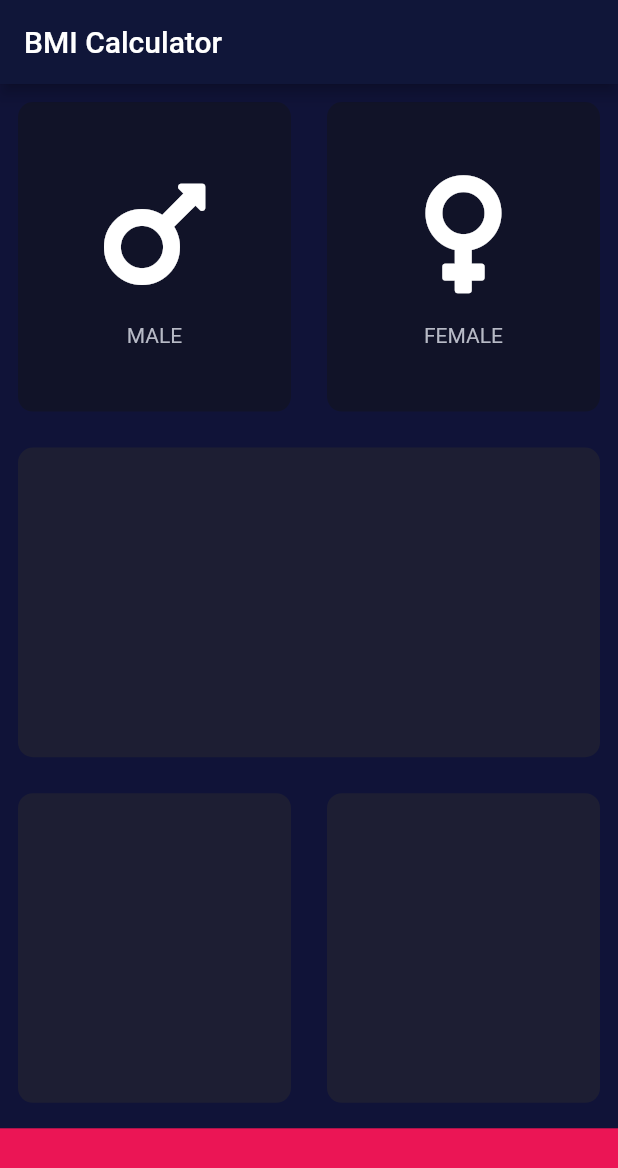
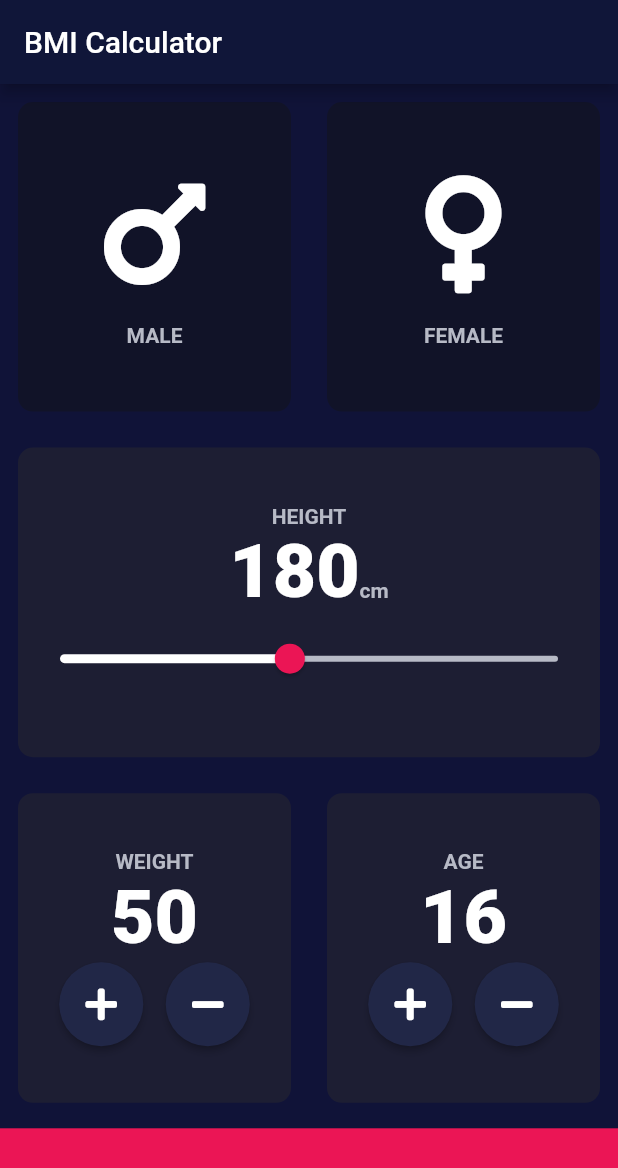
Before and after one commit to ketanchoyal/BMI-Calculator-Flutter-, a Flutter app: the screen it shows after launch, on a phone screen of 412 x 824 dp. Shown: the top 1168 px of the screen. Run offline on Flutter 3.47's test engine with Material 2 defaults, Android fonts, the phone set to English and light mode, and no system bars; our stand-ins replace font_awesome_flutter.

Commit message:
Added RoundedIconButton made from scratch and some optimization

```diff
--- /dev/null
+++ b/lib/constants.dart
@@ -0,0 +1,15 @@
+import 'package:flutter/material.dart';
+
+const kLabelTextStyle = TextStyle(
+  color: Color(0xffB7BAC6),
+  fontWeight: FontWeight.bold
+);
+
+const kNumberTextStyle = TextStyle(
+    fontWeight: FontWeight.w800,
+    fontSize: 50.0
+);
+
+const kInactiveCardColor = Color(0xFF111328);
+const kActiveCardColor = Color(0xFF1D1E33);
+const kButtonContainerColor = Color(0xFFEB1555);
--- a/lib/input_page.dart
+++ b/lib/input_page.dart
@@ -2,10 +2,7 @@ import 'package:flutter/material.dart';
 import 'package:font_awesome_flutter/font_awesome_flutter.dart';
 import 'reusable_card.dart';
 import 'reusable_card_child.dart';
-
-const inactiveCardColor = Color(0xFF111328);
-const activeCardColor = Color(0xFF1D1E33);
-const buttonContainerColor = Color(0xFFEB1555);
+import 'constants.dart';
 
 enum Gender {
   Male,
@@ -20,6 +17,9 @@ class InputScreen extends StatefulWidget {
 class _InputScreenState extends State<InputScreen> {
 
   Gender selectedGender;
+  int height = 180;
+  int weight = 50;
+  int age = 16;
 
   @override
   Widget build(BuildContext context) {
@@ -32,6 +32,7 @@ class _InputScreenState extends State<InputScreen> {
       body: SafeArea(
         bottom: false,
         child: Column(
+          crossAxisAlignment: CrossAxisAlignment.stretch,
           children: <Widget>[
             Expanded(
               flex: 6,
@@ -44,7 +45,7 @@ class _InputScreenState extends State<InputScreen> {
                           selectedGender = Gender.Male;
                         });
                       },
-                      colour: selectedGender == Gender.Male ? activeCardColor : inactiveCardColor,
+                      colour: selectedGender == Gender.Male ? kActiveCardColor : kInactiveCardColor,
                       cardChild: new ReusableCardChild(
                         icon: FontAwesomeIcons.mars,
                         title: 'MALE',
@@ -58,7 +59,7 @@ class _InputScreenState extends State<InputScreen> {
                           selectedGender = Gender.Female;
                         });
                       },
-                      colour: selectedGender == Gender.Female ? activeCardColor : inactiveCardColor,
+                      colour: selectedGender == Gender.Female ? kActiveCardColor : kInactiveCardColor,
                       cardChild: ReusableCardChild(
                         icon: FontAwesomeIcons.venus,
                         title: 'FEMALE',
@@ -71,7 +72,54 @@ class _InputScreenState extends State<InputScreen> {
             Expanded(
               flex: 6,
               child: ReusableCard(
-                colour: activeCardColor,
+                colour: kActiveCardColor,
+                cardChild: Column(
+                  mainAxisAlignment: MainAxisAlignment.center,
+                  children: <Widget>[
+                    Text(
+                      'HEIGHT',
+                      style: kLabelTextStyle,
+                    ),
+                    Row(
+                      crossAxisAlignment: CrossAxisAlignment.baseline,
+                      textBaseline: TextBaseline.alphabetic,
+                      mainAxisAlignment: MainAxisAlignment.center,
+                      children: <Widget>[
+                        Text(
+                          height.toString(),
+                          style: kNumberTextStyle,
+                        ),
+                        Text(
+                          'cm',
+                          style: kLabelTextStyle,
+                        )
+                      ],
+                    ),
+                    Padding(
+                      padding: const EdgeInsets.all(10.0),
+                      child: SliderTheme(
+                        data: SliderTheme.of(context).copyWith(
+                          activeTrackColor: Colors.white,
+                          inactiveTrackColor: Color(0xFFB7BAC6),
+                          thumbColor: Color(0xFFEB1555),
+                          overlayColor: Color(0x29EB1555),
+                          thumbShape: RoundSliderThumbShape(enabledThumbRadius: 10.0,disabledThumbRadius: 8.0),
+                          overlayShape: RoundSliderOverlayShape(overlayRadius: 18.0),
+                        ),
+                        child: Slider(
+                          value: height.toDouble(),
+                          max: 250.0,
+                          min: 120.0,
+                          onChanged: (double newValue) {
+                            setState(() {
+                              height = newValue.round();
+                            });
+                          },
+                        ),
+                      ),
+                    )
+                  ],
+                ),
               ),
             ),
             Expanded(
@@ -79,10 +127,88 @@ class _InputScreenState extends State<InputScreen> {
               child: Row(
                 children: <Widget>[
                   Expanded(
-                    child: ReusableCard(colour: activeCardColor,),
+                    child: ReusableCard(
+                      colour: kActiveCardColor,
+                      cardChild: Column(
+                        mainAxisAlignment: MainAxisAlignment.center,
+                        children: <Widget>[
+                          Text(
+                            'WEIGHT',
+                            style: kLabelTextStyle,
+                          ),
+                          Text(
+                            weight.toString(),
+                            style: kNumberTextStyle,
+                          ),
+                          Row(
+                            mainAxisAlignment: MainAxisAlignment.center,
+                            children: <Widget>[
+                              RoundIconButton(
+                                onPressed: () {
+                                  setState(() {
+                                    weight++;
+                                  });
+                                },
+                                icon: FontAwesomeIcons.plus,
+                              ),
+                              SizedBox(
+                                width: 15.0,
+                              ),
+                              RoundIconButton(
+                                onPressed: () {
+                                  setState(() {
+                                    weight--;
+                                  });
+                                },
+                                icon: FontAwesomeIcons.minus,
+                              )
+                            ],
+                          ),
+                        ],
+                      ),
+                    ),
                   ),
                   Expanded(
-                    child: ReusableCard(colour: activeCardColor,),
+                    child: ReusableCard(
+                      colour: kActiveCardColor,
+                      cardChild: Column(
+                        mainAxisAlignment: MainAxisAlignment.center,
+                        children: <Widget>[
+                          Text(
+                            'AGE',
+                            style: kLabelTextStyle,
+                          ),
+                          Text(
+                            age.toString(),
+                            style: kNumberTextStyle,
+                          ),
+                          Row(
+                            mainAxisAlignment: MainAxisAlignment.center,
+                            children: <Widget>[
+                              RoundIconButton(
+                                onPressed: () {
+                                  setState(() {
+                                    age++;
+                                  });
+                                },
+                                icon: FontAwesomeIcons.plus,
+                              ),
+                              SizedBox(
+                                width: 15.0,
+                              ),
+                              RoundIconButton(
+                                onPressed: () {
+                                  setState(() {
+                                    age--;
+                                  });
+                                },
+                                icon: FontAwesomeIcons.minus,
+                              )
+                            ],
+                          ),
+                        ],
+                      ),
+                    ),
                   ),
                 ],
               ),
@@ -92,7 +218,7 @@ class _InputScreenState extends State<InputScreen> {
               child: Container(
                 margin: EdgeInsets.only(top: 5.0),
                 decoration: BoxDecoration(
-                    color: buttonContainerColor,
+                    color: kButtonContainerColor,
                 ),
               ),
             ),
@@ -102,3 +228,24 @@ class _InputScreenState extends State<InputScreen> {
     );
   }
 }
+
+class RoundIconButton extends StatelessWidget {
+  RoundIconButton({@required this.onPressed, @required this.icon});
+
+  final Function onPressed;
+  final IconData icon;
+
+  @override
+  Widget build(BuildContext context) {
+    return RawMaterialButton(
+      onPressed: onPressed,
+      child: Icon(icon),
+      fillColor: Color(0xff212747),
+      constraints: BoxConstraints.tightFor(
+        width: 56.0,
+        height: 56.0,
+      ),
+      shape: CircleBorder(),
+    );
+  }
+}
--- a/lib/reusable_card.dart
+++ b/lib/reusable_card.dart
@@ -9,9 +9,12 @@ class ReusableCard extends StatelessWidget {
 
   @override
   Widget build(BuildContext context) {
-    return GestureDetector(
-      onTap: onPress,
+    return RawMaterialButton(
+      onPressed: onPress,
+      shape: RoundedRectangleBorder(borderRadius: BorderRadius.circular(10.0)),
       child: Container(
+        width: double.infinity,
+        height: double.infinity,
         child: cardChild,
         margin: EdgeInsets.all(12.0),
         decoration: BoxDecoration(
--- a/lib/reusable_card_child.dart
+++ b/lib/reusable_card_child.dart
@@ -1,8 +1,5 @@
 import 'package:flutter/material.dart';
-
-const textStyle = TextStyle(
-  color: Color(0xffB7BAC6),
-);
+import 'constants.dart';
 
 class ReusableCardChild extends StatelessWidget {
   ReusableCardChild({@required this.icon, @required this.title});
@@ -24,7 +21,7 @@ class ReusableCardChild extends StatelessWidget {
         ),
         Text(
           title,
-          style: textStyle,
+          style: kLabelTextStyle,
         )
       ],
     );
```
